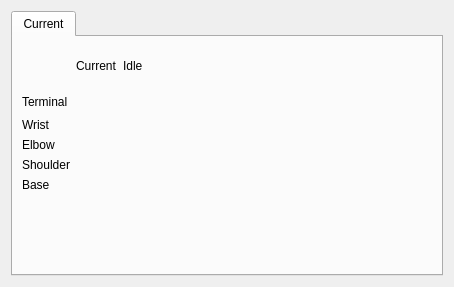
Above: source/plugin/t4/motorconfig.ui from ww4u/mct-t4 before the change. Below: the same form after it.
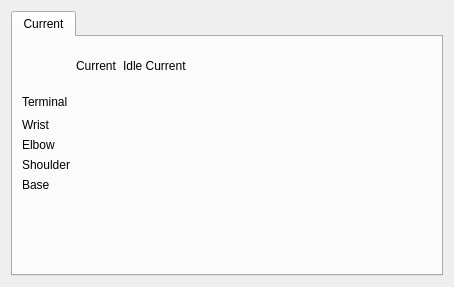
That is the form after the change. Icons and pictures are not drawn. Custom widgets are drawn as their Qt base class.

Diff of the .ui file:
```diff
--- a/source/plugin/t4/motorconfig.ui
+++ b/source/plugin/t4/motorconfig.ui
@@ -146,7 +146,7 @@
             </size>
            </property>
            <property name="text">
-            <string>Idle</string>
+            <string>Idle Current</string>
            </property>
           </widget>
          </item>
```
